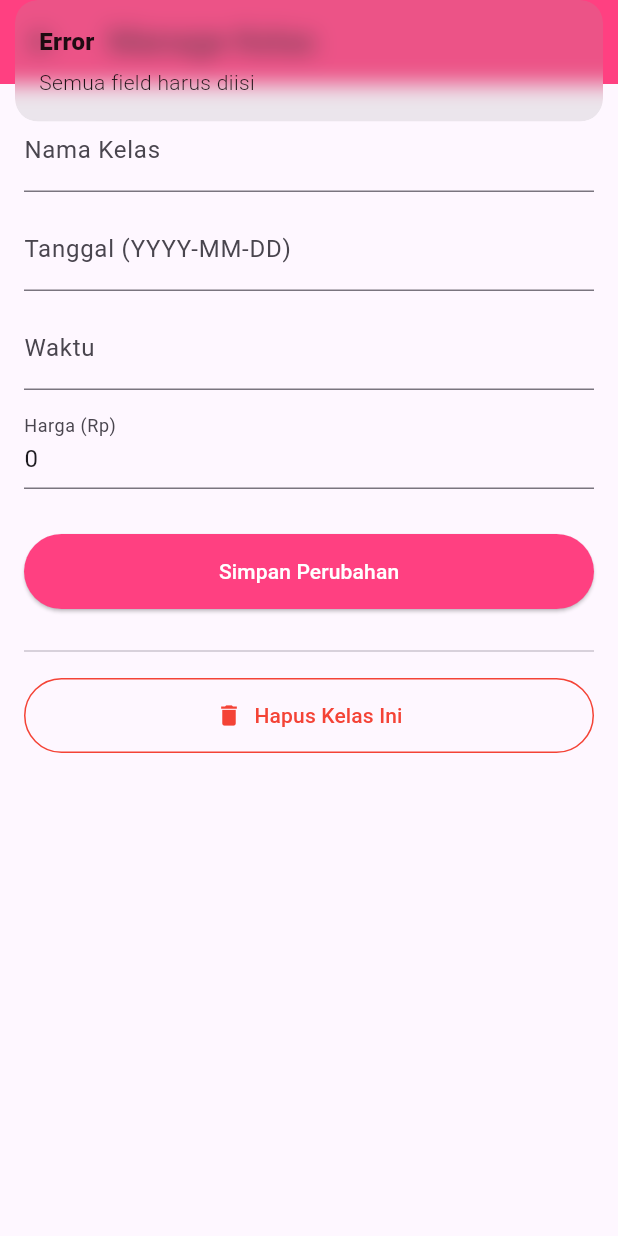
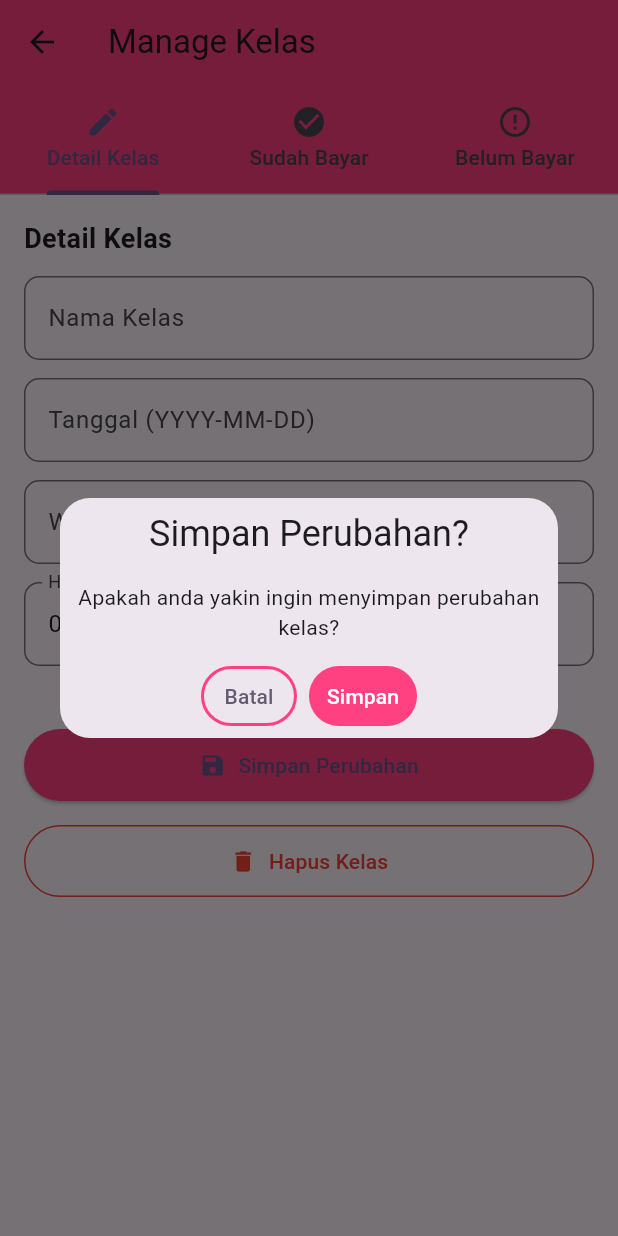
Before and after one commit to airinr/body_pilates, a Flutter app: the ManageClassView screen opened directly with empty values, after a tap on "Simpan Perubahan", on a phone screen of 412 x 824 dp. Run offline on Flutter 3.47's test engine with Material 3 defaults, Android fonts, the phone set to English and light mode, and no system bars; our stand-ins replace cloud_firestore, firebase_auth, firebase_core, firebase_database, get, qr_flutter; accounts and stored records are empty.

Commit message:
perbaikan manage class

```diff
--- a/lib/app/controller/instructor/ManageClassController.dart
+++ b/lib/app/controller/instructor/ManageClassController.dart
@@ -6,31 +6,76 @@ import '../../data/models/classModel.dart';
 class ManageClassController extends GetxController {
   final DatabaseReference _db = FirebaseDatabase.instance.ref('classes');
 
-  // Data yang diterima dari halaman sebelumnya
+  // ===============================
+  // DATA KELAS
+  // ===============================
   late ClassModel data;
 
-  // Controller untuk TextFields
+  // ===============================
+  // TEXT CONTROLLERS
+  // ===============================
   late TextEditingController titleController;
   late TextEditingController dateController;
   late TextEditingController timeController;
   late TextEditingController priceController;
 
+  // ===============================
+  // PARTICIPANTS (🔥 TAMBAHAN)
+  // ===============================
+  final RxMap<String, dynamic> participants = <String, dynamic>{}.obs;
+
   @override
   void onInit() {
     super.onInit();
-    // Ambil data yang dikirim via arguments
+
+    // Ambil data kelas dari arguments
     if (Get.arguments != null) {
       data = Get.arguments as ClassModel;
 
-      // Isi form dengan data yang ada (Pre-fill)
+      // Prefill form
       titleController = TextEditingController(text: data.title);
       dateController = TextEditingController(text: data.date);
       timeController = TextEditingController(text: data.time);
       priceController = TextEditingController(text: data.price.toString());
+
+      // 🔥 LOAD PARTICIPANTS
+      loadParticipants();
     }
   }
 
-  // Sesuai Diagram: submitEdit()
+  // ===============================
+  // LOAD PARTICIPANTS REALTIME
+  // ===============================
+  void loadParticipants() {
+    _db.child(data.idClass).child('participants').onValue.listen((event) {
+      final value = event.snapshot.value;
+
+      if (value is Map) {
+        participants.assignAll(Map<String, dynamic>.from(value));
+      } else {
+        participants.clear();
+      }
+    });
+  }
+
+  // ===============================
+  // FILTER PARTICIPANTS
+  // ===============================
+  Map<String, dynamic> get paidParticipants {
+    return Map.fromEntries(
+      participants.entries.where((e) => e.value['paymentStatus'] == 'Paid'),
+    );
+  }
+
+  Map<String, dynamic> get unpaidParticipants {
+    return Map.fromEntries(
+      participants.entries.where((e) => e.value['paymentStatus'] != 'Paid'),
+    );
+  }
+
+  // ===============================
+  // SUBMIT EDIT KELAS
+  // ===============================
   void submitEdit() async {
     if (!validateInput()) return;
 
@@ -42,30 +87,45 @@ class ManageClassController extends GetxController {
         'price': int.parse(priceController.text),
       });
 
-      Get.back(); // Kembali ke menu utama
-      Get.snackbar('Sukses', 'Data kelas berhasil diupdate',
-          backgroundColor: Colors.green, colorText: Colors.white);
+      Get.back();
+      Get.snackbar(
+        'Sukses',
+        'Data kelas berhasil diupdate',
+        backgroundColor: Colors.green,
+        colorText: Colors.white,
+      );
     } catch (e) {
       Get.snackbar('Error', 'Gagal update kelas');
     }
   }
 
-  // Sesuai Diagram: confirmDelete()
+  // ===============================
+  // DELETE KELAS
+  // ===============================
   void confirmDelete() async {
     try {
       await _db.child(data.idClass).remove();
 
-      Get.back(); // Kembali ke menu utama
-      Get.snackbar('Sukses', 'Kelas berhasil dihapus',
-           backgroundColor: Colors.redAccent, colorText: Colors.white);
+      Get.back();
+      Get.snackbar(
+        'Sukses',
+        'Kelas berhasil dihapus',
+        backgroundColor: Colors.redAccent,
+        colorText: Colors.white,
+      );
     } catch (e) {
       Get.snackbar('Error', 'Gagal menghapus kelas');
     }
   }
 
-  // Sesuai Diagram: validateInput()
+  // ===============================
+  // VALIDASI INPUT
+  // ===============================
   bool validateInput() {
-    if (titleController.text.isEmpty || priceController.text.isEmpty) {
+    if (titleController.text.isEmpty ||
+        dateController.text.isEmpty ||
+        timeController.text.isEmpty ||
+        priceController.text.isEmpty) {
       Get.snackbar('Error', 'Semua field harus diisi');
       return false;
     }
--- a/lib/app/controller/member/UserMenuController.dart
+++ b/lib/app/controller/member/UserMenuController.dart
@@ -86,8 +86,10 @@ class UserMenuController extends GetxController {
   Future<void> joinClass(ClassModel classData) async {
     try {
       final String memberId = member.uid;
+      final String memberName = member.fullName;
 
-      final DatabaseReference participantRef = _db
+      final DatabaseReference participantRef = FirebaseDatabase.instance
+          .ref('classes')
           .child(classData.idClass)
           .child('participants')
           .child(memberId);
@@ -97,28 +99,27 @@ class UserMenuController extends GetxController {
       if (snapshot.exists) {
         Get.snackbar(
           "Info",
-          "Anda sudah mengambil kelas ini",
+          "Anda sudah mengikuti kelas ini",
           snackPosition: SnackPosition.BOTTOM,
         );
         return;
       }
 
-      // 🔥 Simpan participant DI DALAM CLASS
+      // 🔥 SIMPAN PARTICIPANT + NAMA
       await participantRef.set({
         'memberId': memberId,
+        'memberName': memberName, // ✅ DISIMPAN
         'joinedAt': DateTime.now().toIso8601String(),
-        'paymentStatus': 'unpaid',
+        'paymentStatus': 'Unpaid',
       });
 
-      // 🔄 Update data member di memori
+      // 🔄 Update lokal
       member.addEnrolledClass(classData.idClass);
-
-      // 🔄 Refresh UI
       allClasses.refresh();
 
       Get.snackbar(
         "Berhasil",
-        "Anda berhasil mengambil kelas ${classData.title}",
+        "Anda berhasil mengikuti kelas ${classData.title}",
         snackPosition: SnackPosition.BOTTOM,
       );
     } catch (e) {
--- a/lib/app/data/models/memberModel.dart
+++ b/lib/app/data/models/memberModel.dart
@@ -1,13 +1,12 @@
 import 'userModel.dart';
 
 class MemberModel extends UserModel {
-  // 🔹 List kelas yang diikuti (mutable)
   final List<String> enrolledClassIds;
 
   MemberModel({
     required String uid,
     required String email,
-    required String fullName,
+    required String name,
     required String username,
     required DateTime createdAt,
     List<String>? enrolledClassIds,
@@ -15,33 +14,23 @@ class MemberModel extends UserModel {
        super(
          uid: uid,
          email: email,
-         fullName: fullName,
+         fullName: name, // disimpan ke fullName milik UserModel
          username: username,
          createdAt: createdAt,
        );
 
-  // ===============================
-  // CEK SUDAH ENROLL ATAU BELUM
-  // ===============================
   bool isEnrolled(String idClass) {
     return enrolledClassIds.contains(idClass);
   }
 
-  // ===============================
-  // TAMBAH KELAS
-  // ===============================
   void addEnrolledClass(String idClass) {
     if (!enrolledClassIds.contains(idClass)) {
       enrolledClassIds.add(idClass);
     }
   }
 
-  // ===============================
-  // FACTORY DARI FIREBASE (FIXED)
-  // ===============================
   factory MemberModel.fromFirestore(Map<String, dynamic> data, String uid) {
     DateTime createdAt;
-
     final rawCreatedAt = data['createdAt'];
 
     if (rawCreatedAt is String) {
@@ -49,7 +38,6 @@ class MemberModel extends UserModel {
     } else if (rawCreatedAt is DateTime) {
       createdAt = rawCreatedAt;
     } else if (rawCreatedAt is int) {
-      // jaga-jaga kalau timestamp
       createdAt = DateTime.fromMillisecondsSinceEpoch(rawCreatedAt);
     } else {
       createdAt = DateTime.now();
@@ -58,7 +46,7 @@ class MemberModel extends UserModel {
     return MemberModel(
       uid: uid,
       email: data['email'] ?? '',
-      fullName: data['fullName'] ?? '',
+      name: data['name'] ?? '', // ✅ FIX UTAMA
       username: data['username'] ?? '',
       createdAt: createdAt,
       enrolledClassIds: List<String>.from(data['enrolledClassIds'] ?? []),
--- a/lib/app/modules/instructor/ManageClassView.dart
+++ b/lib/app/modules/instructor/ManageClassView.dart
@@ -7,77 +7,190 @@ class ManageClassView extends GetView<ManageClassController> {
 
   @override
   Widget build(BuildContext context) {
-    return Scaffold(
+    return DefaultTabController(
+      length: 3,
+      child: Scaffold(
         appBar: AppBar(
           title: const Text("Manage Kelas"),
           backgroundColor: Colors.pinkAccent,
+          bottom: const TabBar(
+            tabs: [
+              Tab(icon: Icon(Icons.edit), text: "Detail Kelas"),
+              Tab(icon: Icon(Icons.check_circle), text: "Sudah Bayar"),
+              Tab(icon: Icon(Icons.error_outline), text: "Belum Bayar"),
+            ],
           ),
-      body: Padding(
-        padding: const EdgeInsets.all(16.0),
-        child: ListView(
+        ),
+        body: Obx(
+          () => TabBarView(
             children: [
-            // --- Form Input ---
-            TextField(
+              _buildDetailTab(),
+              _buildParticipantTab(
+                title: "Peserta Sudah Bayar",
+                participants: controller.paidParticipants,
+                icon: Icons.check_circle,
+                color: Colors.green,
+                emptyText: "Belum ada peserta yang sudah bayar",
+              ),
+              _buildParticipantTab(
+                title: "Peserta Belum Bayar",
+                participants: controller.unpaidParticipants,
+                icon: Icons.error_outline,
+                color: Colors.orange,
+                emptyText: "Semua peserta sudah bayar",
+              ),
+            ],
+          ),
+        ),
+      ),
+    );
+  }
+
+  // =============================
+  // TAB 1: DETAIL KELAS
+  // =============================
+
+  Widget _buildDetailTab() {
+    return ListView(
+      padding: const EdgeInsets.all(16),
+      children: [
+        _sectionTitle("Detail Kelas"),
+        _inputField(
+          label: "Nama Kelas",
           controller: controller.titleController,
-              decoration: const InputDecoration(labelText: 'Nama Kelas'),
         ),
-            const SizedBox(height: 10),
-            TextField(
+        _inputField(
+          label: "Tanggal (YYYY-MM-DD)",
           controller: controller.dateController,
-              decoration: const InputDecoration(labelText: 'Tanggal (YYYY-MM-DD)'),
         ),
-            const SizedBox(height: 10),
-            TextField(
-              controller: controller.timeController,
-              decoration: const InputDecoration(labelText: 'Waktu'),
-            ),
-            const SizedBox(height: 10),
-            TextField(
+        _inputField(label: "Waktu", controller: controller.timeController),
+        _inputField(
+          label: "Harga (Rp)",
           controller: controller.priceController,
-              decoration: const InputDecoration(labelText: 'Harga (Rp)'),
           keyboardType: TextInputType.number,
         ),
+
         const SizedBox(height: 30),
 
-            // --- Tombol Submit Edit ---
-            ElevatedButton(
-              onPressed: () => controller.submitEdit(),
+        ElevatedButton.icon(
+          icon: const Icon(Icons.save),
+          label: const Text("Simpan Perubahan"),
           style: ElevatedButton.styleFrom(
             backgroundColor: Colors.pinkAccent,
-                padding: const EdgeInsets.symmetric(vertical: 15),
+            padding: const EdgeInsets.symmetric(vertical: 14),
           ),
-              child: const Text("Simpan Perubahan", style: TextStyle(color: Colors.white)),
+          onPressed: () {
+            Get.defaultDialog(
+              title: "Simpan Perubahan?",
+              middleText: "Apakah anda yakin ingin menyimpan perubahan kelas?",
+              textConfirm: "Simpan",
+              textCancel: "Batal",
+              confirmTextColor: Colors.white,
+              buttonColor: Colors.pinkAccent,
+              onConfirm: () {
+                Get.back();
+                controller.submitEdit();
+              },
+            );
+          },
         ),
 
-            const SizedBox(height: 20),
-            const Divider(),
-            const SizedBox(height: 10),
+        const SizedBox(height: 16),
 
-            // --- Tombol Hapus (Danger Zone) ---
         OutlinedButton.icon(
+          icon: const Icon(Icons.delete, color: Colors.red),
+          label: const Text("Hapus Kelas", style: TextStyle(color: Colors.red)),
+          style: OutlinedButton.styleFrom(
+            side: const BorderSide(color: Colors.red),
+            padding: const EdgeInsets.symmetric(vertical: 14),
+          ),
           onPressed: () {
-                 // Tampilkan dialog konfirmasi biar aman
             Get.defaultDialog(
               title: "Hapus Kelas?",
-                   middleText: "Data yang dihapus tidak bisa dikembalikan.",
+              middleText:
+                  "Data kelas dan peserta akan dihapus secara permanen.",
               textConfirm: "Ya, Hapus",
               textCancel: "Batal",
               confirmTextColor: Colors.white,
               buttonColor: Colors.red,
               onConfirm: () {
-                     Get.back(); // Tutup dialog
-                     controller.confirmDelete(); // Eksekusi hapus
-                   }
+                Get.back();
+                controller.confirmDelete();
+              },
             );
           },
-              icon: const Icon(Icons.delete, color: Colors.red),
-              label: const Text("Hapus Kelas Ini", style: TextStyle(color: Colors.red)),
-              style: OutlinedButton.styleFrom(
-                side: const BorderSide(color: Colors.red),
-                padding: const EdgeInsets.symmetric(vertical: 15),
+        ),
+      ],
+    );
+  }
+
+  // =============================
+  // TAB 2 & 3: PARTICIPANTS
+  // =============================
+
+  Widget _buildParticipantTab({
+    required String title,
+    required Map<String, dynamic> participants,
+    required IconData icon,
+    required Color color,
+    required String emptyText,
+  }) {
+    return ListView(
+      padding: const EdgeInsets.all(16),
+      children: [
+        _sectionTitle(title),
+        participants.isEmpty
+            ? Text(emptyText, style: TextStyle(color: Colors.grey[600]))
+            : Column(
+                children: participants.entries.map((entry) {
+                  final data = entry.value;
+                  return Card(
+                    margin: const EdgeInsets.symmetric(vertical: 6),
+                    child: ListTile(
+                      leading: CircleAvatar(
+                        backgroundColor: color.withOpacity(0.15),
+                        child: Icon(icon, color: color),
+                      ),
+                      title: Text(data['memberName'] ?? data['memberId']),
+                      subtitle: Text(
+                        "Join: ${data['joinedAt']}",
+                        style: const TextStyle(fontSize: 12),
                       ),
                     ),
+                  );
+                }).toList(),
+              ),
       ],
+    );
+  }
+
+  // =============================
+  // HELPER WIDGET
+  // =============================
+
+  Widget _sectionTitle(String text) {
+    return Padding(
+      padding: const EdgeInsets.only(bottom: 12),
+      child: Text(
+        text,
+        style: const TextStyle(fontSize: 18, fontWeight: FontWeight.bold),
+      ),
+    );
+  }
+
+  Widget _inputField({
+    required String label,
+    required TextEditingController controller,
+    TextInputType keyboardType = TextInputType.text,
+  }) {
+    return Padding(
+      padding: const EdgeInsets.only(bottom: 12),
+      child: TextField(
+        controller: controller,
+        keyboardType: keyboardType,
+        decoration: InputDecoration(
+          labelText: label,
+          border: OutlineInputBorder(borderRadius: BorderRadius.circular(10)),
         ),
       ),
     );
```
Lines whose indentation alone changed are shown as unchanged.
